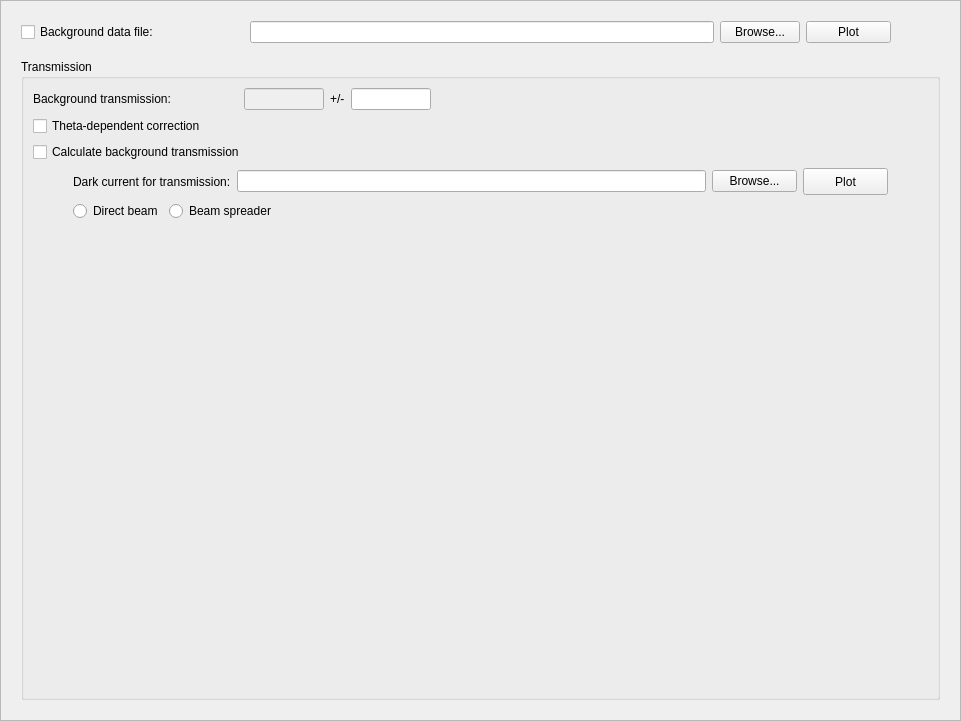
The window that Code/Mantid/scripts/Interface/ui/sans/hfir_background.ui (mantidproject/mantid) describes before a commit, drawn with Qt 5.
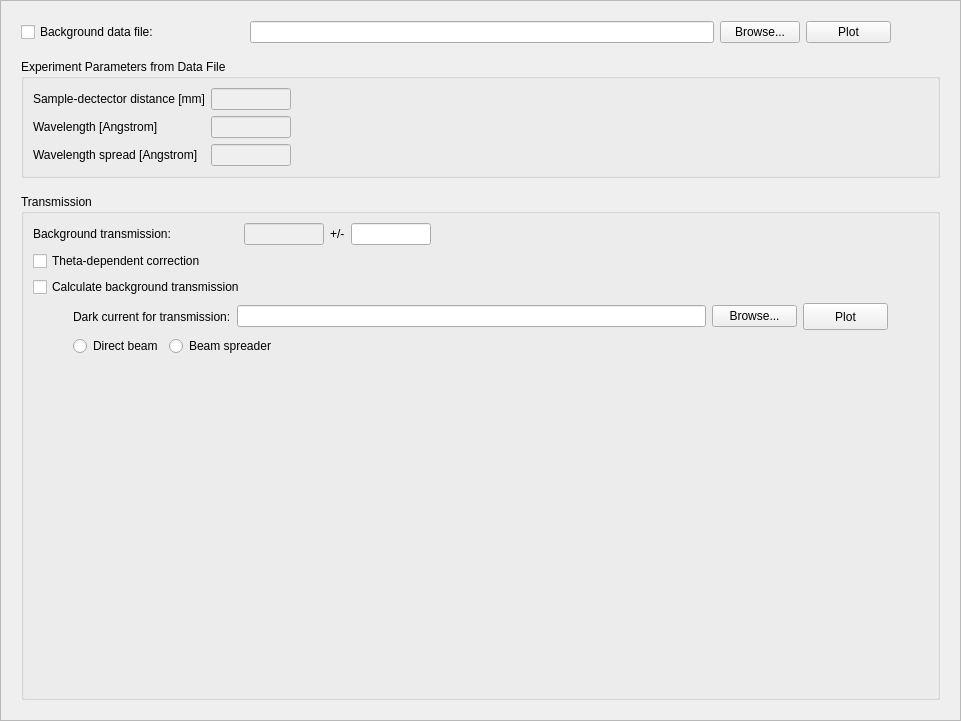
The same window after the commit.

```diff
--- a/Code/Mantid/scripts/Interface/ui/sans/hfir_background.ui
+++ b/Code/Mantid/scripts/Interface/ui/sans/hfir_background.ui
@@ -46,7 +46,7 @@
          <item>
           <widget class="QCheckBox" name="background_chk">
            <property name="sizePolicy">
-            <sizepolicy hsizetype="Fixed" vsizetype="Preferred">
+            <sizepolicy hsizetype="Fixed" vsizetype="Fixed">
              <horstretch>0</horstretch>
              <verstretch>0</verstretch>
             </sizepolicy>
@@ -156,6 +156,158 @@
          </item>
         </layout>
        </item>
+       <item>
+        <spacer name="verticalSpacer_3">
+         <property name="orientation">
+          <enum>Qt::Vertical</enum>
+         </property>
+         <property name="sizeType">
+          <enum>QSizePolicy::Fixed</enum>
+         </property>
+         <property name="sizeHint" stdset="0">
+          <size>
+           <width>20</width>
+           <height>10</height>
+          </size>
+         </property>
+        </spacer>
+       </item>
+       <item>
+        <widget class="QGroupBox" name="geometry_options_groupbox">
+         <property name="sizePolicy">
+          <sizepolicy hsizetype="Expanding" vsizetype="Fixed">
+           <horstretch>0</horstretch>
+           <verstretch>0</verstretch>
+          </sizepolicy>
+         </property>
+         <property name="minimumSize">
+          <size>
+           <width>0</width>
+           <height>0</height>
+          </size>
+         </property>
+         <property name="maximumSize">
+          <size>
+           <width>16777215</width>
+           <height>16777215</height>
+          </size>
+         </property>
+         <property name="title">
+          <string>Experiment Parameters from Data File</string>
+         </property>
+         <property name="alignment">
+          <set>Qt::AlignLeading|Qt::AlignLeft|Qt::AlignTop</set>
+         </property>
+         <layout class="QVBoxLayout" name="verticalLayout_4">
+          <item>
+           <layout class="QFormLayout" name="formLayout_3">
+            <property name="sizeConstraint">
+             <enum>QLayout::SetDefaultConstraint</enum>
+            </property>
+            <property name="fieldGrowthPolicy">
+             <enum>QFormLayout::AllNonFixedFieldsGrow</enum>
+            </property>
+            <item row="0" column="0">
+             <widget class="QLabel" name="label_4">
+              <property name="text">
+               <string>Sample-dectector distance [mm]</string>
+              </property>
+             </widget>
+            </item>
+            <item row="0" column="1">
+             <widget class="QLineEdit" name="sample_dist_edit">
+              <property name="enabled">
+               <bool>false</bool>
+              </property>
+              <property name="sizePolicy">
+               <sizepolicy hsizetype="Expanding" vsizetype="Fixed">
+                <horstretch>0</horstretch>
+                <verstretch>0</verstretch>
+               </sizepolicy>
+              </property>
+              <property name="minimumSize">
+               <size>
+                <width>80</width>
+                <height>0</height>
+               </size>
+              </property>
+              <property name="maximumSize">
+               <size>
+                <width>80</width>
+                <height>16777215</height>
+               </size>
+              </property>
+              <property name="toolTip">
+               <string>Sample-to-detector distance read from the data file, in mm.</string>
+              </property>
+             </widget>
+            </item>
+            <item row="1" column="0">
+             <widget class="QLabel" name="label_5">
+              <property name="text">
+               <string>Wavelength [Angstrom]</string>
+              </property>
+             </widget>
+            </item>
+            <item row="1" column="1">
+             <widget class="QLineEdit" name="wavelength_edit">
+              <property name="enabled">
+               <bool>false</bool>
+              </property>
+              <property name="minimumSize">
+               <size>
+                <width>80</width>
+                <height>0</height>
+               </size>
+              </property>
+              <property name="maximumSize">
+               <size>
+                <width>80</width>
+                <height>16777215</height>
+               </size>
+              </property>
+              <property name="toolTip">
+               <string>Neutron wavelength read from the data file.</string>
+              </property>
+             </widget>
+            </item>
+            <item row="2" column="0">
+             <widget class="QLabel" name="label_10">
+              <property name="text">
+               <string>Wavelength spread [Angstrom]</string>
+              </property>
+              <property name="indent">
+               <number>0</number>
+              </property>
+             </widget>
+            </item>
+            <item row="2" column="1">
+             <widget class="QLineEdit" name="wavelength_spread_edit">
+              <property name="enabled">
+               <bool>false</bool>
+              </property>
+              <property name="minimumSize">
+               <size>
+                <width>80</width>
+                <height>0</height>
+               </size>
+              </property>
+              <property name="maximumSize">
+               <size>
+                <width>80</width>
+                <height>16777215</height>
+               </size>
+              </property>
+              <property name="toolTip">
+               <string>Neutron wavelength spread read from the data file.</string>
+              </property>
+             </widget>
+            </item>
+           </layout>
+          </item>
+         </layout>
+        </widget>
+       </item>
        <item>
         <spacer name="verticalSpacer">
          <property name="orientation">
@@ -489,6 +641,9 @@
             <property name="orientation">
              <enum>Qt::Vertical</enum>
             </property>
+            <property name="sizeType">
+             <enum>QSizePolicy::Expanding</enum>
+            </property>
             <property name="sizeHint" stdset="0">
              <size>
               <width>20</width>
```
Left out of the diff: 15 changed lines with no effect on the pictures.
